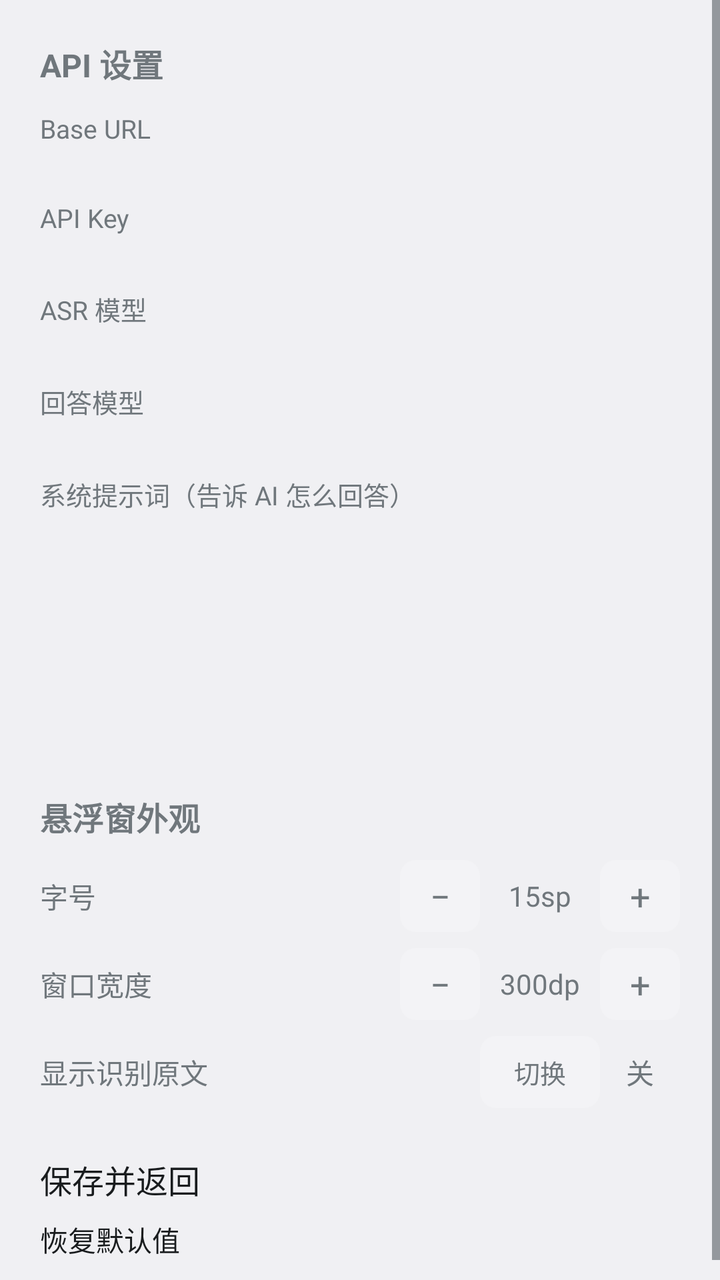
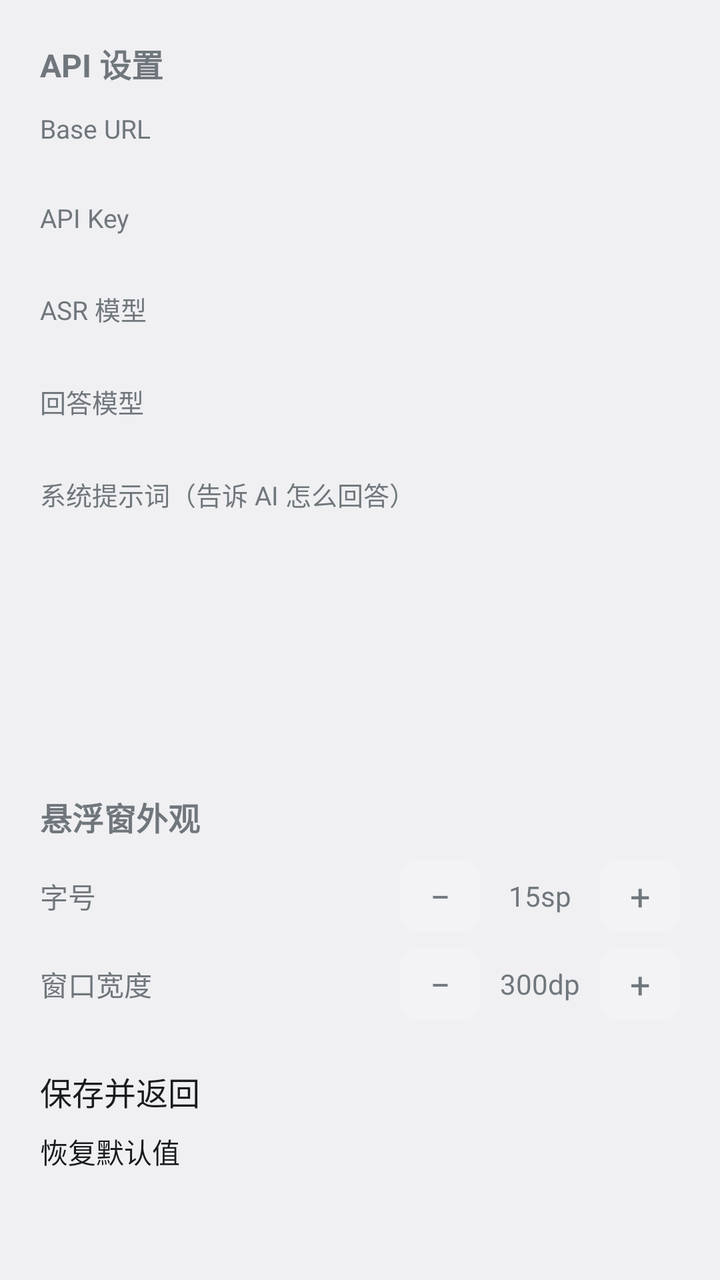

The first picture is an Android layout as it rendered before a commit; the second is the same layout after the commit. The layout source and the unified diff follow.
<!-- AndroidManifest.xml: application theme android:Theme.DeviceDefault.DayNight -->
<!-- res/layout/activity_settings.xml -->
<?xml version="1.0" encoding="utf-8"?>
<ScrollView xmlns:android="http://schemas.android.com/apk/res/android"
    android:layout_width="match_parent"
    android:layout_height="match_parent">

    <LinearLayout
        android:layout_width="match_parent"
        android:layout_height="wrap_content"
        android:orientation="vertical"
        android:padding="20dp">

        <TextView android:layout_width="wrap_content" android:layout_height="wrap_content"
            android:text="API 设置" android:textSize="16sp" android:textStyle="bold" />

        <TextView android:layout_width="wrap_content" android:layout_height="wrap_content"
            android:text="Base URL" android:layout_marginTop="12dp" android:textSize="13sp" />
        <EditText android:id="@+id/etBaseUrl" android:layout_width="match_parent"
            android:layout_height="wrap_content" android:singleLine="true" android:textSize="14sp" />

        <TextView android:layout_width="wrap_content" android:layout_height="wrap_content"
            android:text="API Key" android:layout_marginTop="8dp" android:textSize="13sp" />
        <EditText android:id="@+id/etApiKey" android:layout_width="match_parent"
            android:layout_height="wrap_content" android:singleLine="true" android:textSize="14sp"
            android:inputType="textPassword" />

        <TextView android:layout_width="wrap_content" android:layout_height="wrap_content"
            android:text="ASR 模型" android:layout_marginTop="8dp" android:textSize="13sp" />
        <EditText android:id="@+id/etAsrModel" android:layout_width="match_parent"
            android:layout_height="wrap_content" android:singleLine="true" android:textSize="14sp" />

        <TextView android:layout_width="wrap_content" android:layout_height="wrap_content"
            android:text="回答模型" android:layout_marginTop="8dp" android:textSize="13sp" />
        <EditText android:id="@+id/etChatModel" android:layout_width="match_parent"
            android:layout_height="wrap_content" android:singleLine="true" android:textSize="14sp" />

        <TextView android:layout_width="wrap_content" android:layout_height="wrap_content"
            android:text="系统提示词（告诉 AI 怎么回答）" android:layout_marginTop="8dp" android:textSize="13sp" />
        <EditText android:id="@+id/etSysPrompt" android:layout_width="match_parent"
            android:layout_height="120dp" android:gravity="top" android:textSize="13sp"
            android:inputType="textMultiLine" />

        
        <TextView android:layout_width="wrap_content" android:layout_height="wrap_content"
            android:text="悬浮窗外观" android:layout_marginTop="20dp" android:textSize="16sp"
            android:textStyle="bold" />

        <LinearLayout android:layout_width="match_parent" android:layout_height="wrap_content"
            android:orientation="horizontal" android:layout_marginTop="10dp"
            android:gravity="center_vertical">
            <TextView android:layout_width="0dp" android:layout_height="wrap_content"
                android:layout_weight="1" android:text="字号" android:textSize="14sp" />
            <TextView android:id="@+id/btnFontMinus" android:layout_width="40dp"
                android:layout_height="36dp" android:gravity="center" android:text="−"
                android:textSize="18sp" android:background="@drawable/bg_chip" />
            <TextView android:id="@+id/tvFontValue" android:layout_width="60dp"
                android:layout_height="wrap_content" android:gravity="center" android:text="15sp"
                android:textSize="14sp" />
            <TextView android:id="@+id/btnFontPlus" android:layout_width="40dp"
                android:layout_height="36dp" android:gravity="center" android:text="+"
                android:textSize="18sp" android:background="@drawable/bg_chip" />
        </LinearLayout>

        <LinearLayout android:layout_width="match_parent" android:layout_height="wrap_content"
            android:orientation="horizontal" android:layout_marginTop="8dp"
            android:gravity="center_vertical">
            <TextView android:layout_width="0dp" android:layout_height="wrap_content"
                android:layout_weight="1" android:text="窗口宽度" android:textSize="14sp" />
            <TextView android:id="@+id/btnWidthMinus" android:layout_width="40dp"
                android:layout_height="36dp" android:gravity="center" android:text="−"
                android:textSize="18sp" android:background="@drawable/bg_chip" />
            <TextView android:id="@+id/tvWidthValue" android:layout_width="60dp"
                android:layout_height="wrap_content" android:gravity="center" android:text="300dp"
                android:textSize="14sp" />
            <TextView android:id="@+id/btnWidthPlus" android:layout_width="40dp"
                android:layout_height="36dp" android:gravity="center" android:text="+"
                android:textSize="18sp" android:background="@drawable/bg_chip" />
        </LinearLayout>

        <LinearLayout android:layout_width="match_parent" android:layout_height="wrap_content"
            android:orientation="horizontal" android:layout_marginTop="8dp"
            android:gravity="center_vertical">
            <TextView android:layout_width="0dp" android:layout_height="wrap_content"
                android:layout_weight="1" android:text="显示识别原文" android:textSize="14sp" />
            <TextView android:id="@+id/btnShowTranscript" android:layout_width="60dp"
                android:layout_height="36dp" android:gravity="center" android:text="切换"
                android:textSize="13sp" android:background="@drawable/bg_chip" />
            <TextView android:id="@+id/tvShowTranscriptValue" android:layout_width="40dp"
                android:layout_height="wrap_content" android:gravity="center" android:text="关"
                android:textSize="14sp" />
        </LinearLayout>

        
        <Button android:id="@+id/btnSave" android:layout_width="match_parent"
            android:layout_height="wrap_content" android:layout_marginTop="24dp"
            android:text="保存并返回" android:textSize="16sp" />

        <Button android:id="@+id/btnReset" android:layout_width="match_parent"
            android:layout_height="wrap_content" android:layout_marginTop="8dp"
            android:text="恢复默认值" android:textSize="14sp" />

    </LinearLayout>
</ScrollView>
<!-- resources referenced by this layout -->
<resources>
  <!-- drawable bg_chip (drawable) -->
  <?xml version="1.0" encoding="utf-8"?>
  <shape xmlns:android="http://schemas.android.com/apk/res/android"
      android:shape="rectangle">
      <solid android:color="#33FFFFFF" />
      <corners android:radius="8dp" />
  </shape>
</resources>

<!-- the commit's change to res/layout/activity_settings.xml (unified diff, before → after) -->
@@ -76,18 +76,6 @@
                 android:textSize="18sp" android:background="@drawable/bg_chip" />
         </LinearLayout>
 
-        <LinearLayout android:layout_width="match_parent" android:layout_height="wrap_content"
-            android:orientation="horizontal" android:layout_marginTop="8dp"
-            android:gravity="center_vertical">
-            <TextView android:layout_width="0dp" android:layout_height="wrap_content"
-                android:layout_weight="1" android:text="显示识别原文" android:textSize="14sp" />
-            <TextView android:id="@+id/btnShowTranscript" android:layout_width="60dp"
-                android:layout_height="36dp" android:gravity="center" android:text="切换"
-                android:textSize="13sp" android:background="@drawable/bg_chip" />
-            <TextView android:id="@+id/tvShowTranscriptValue" android:layout_width="40dp"
-                android:layout_height="wrap_content" android:gravity="center" android:text="关"
-                android:textSize="14sp" />
-        </LinearLayout>
 
         
         <Button android:id="@+id/btnSave" android:layout_width="match_parent"
